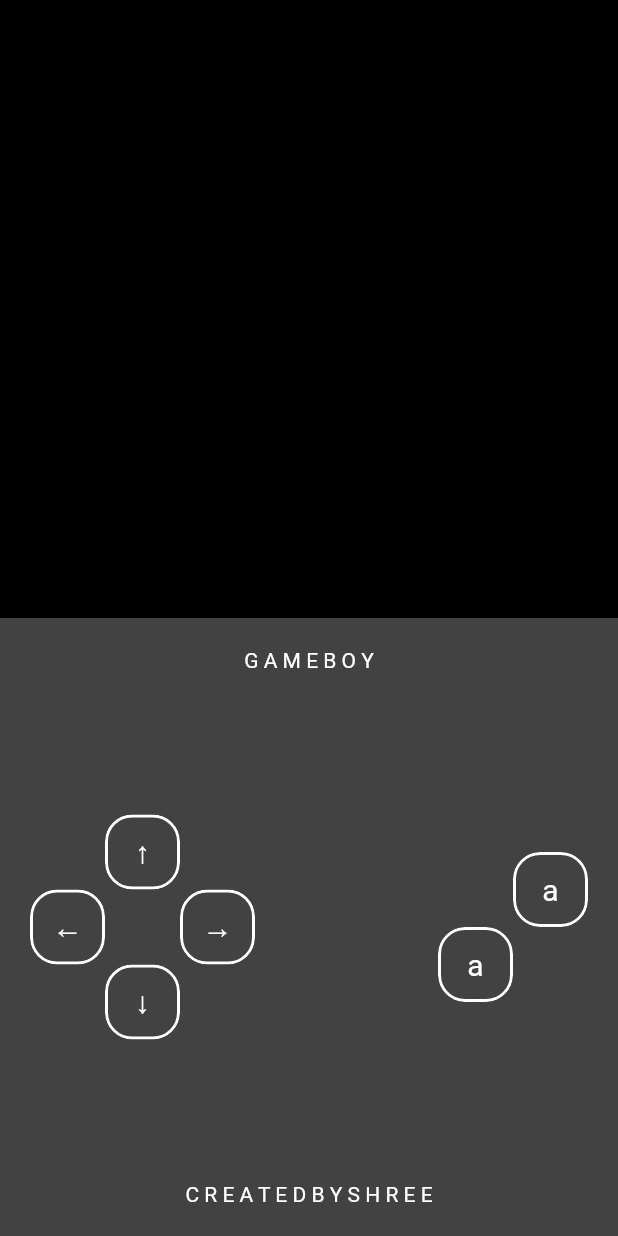
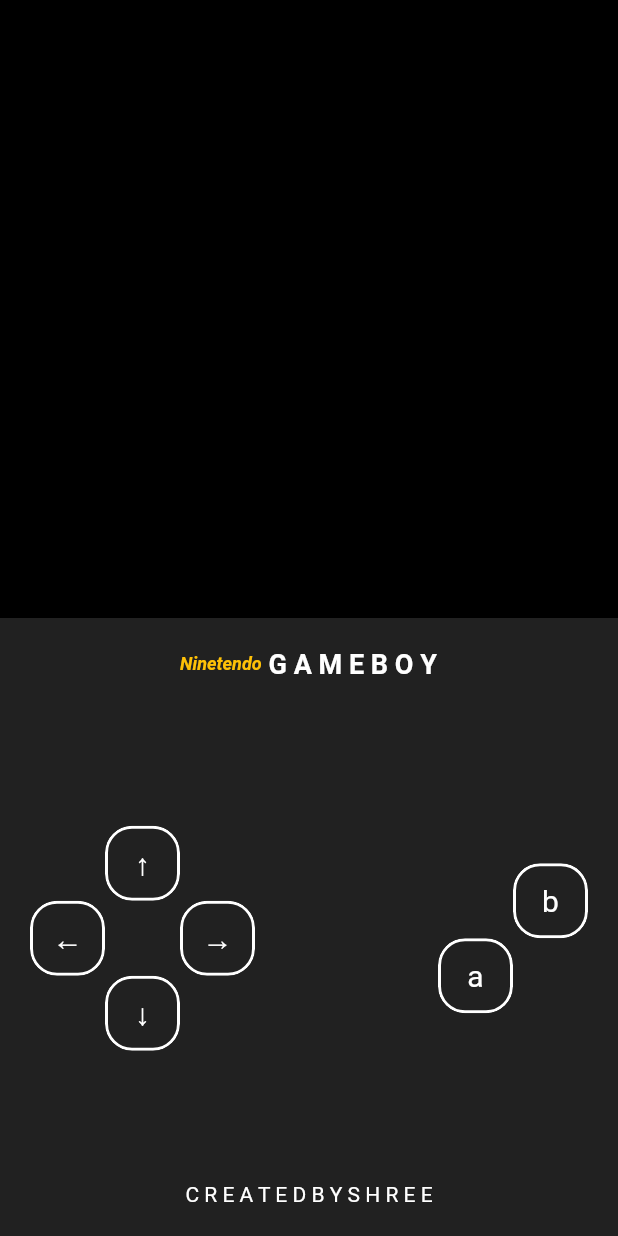
Before and after one commit to Shree-77/NinetendoGameBoyUI, a Flutter app: the screen it shows after launch, on a phone screen of 412 x 824 dp. Run offline on Flutter 3.47's test engine with Material 2 defaults, Android fonts, the phone set to English and light mode, and no system bars.

Commit message:
UI created need to get images

```diff
--- a/lib/main.dart
+++ b/lib/main.dart
@@ -23,6 +23,13 @@ class HomePage extends StatefulWidget {
 }
 
 class _HomePageState extends State<HomePage> {
+  void moveUp() {}
+  void moveDown() {}
+  void moveLeft() {}
+  void moveRight() {}
+  void pressedA() {}
+  void pressedB() {}
+
   @override
   Widget build(BuildContext context) {
     return Scaffold(
@@ -35,15 +42,33 @@ class _HomePageState extends State<HomePage> {
               )),
           Expanded(
               child: Container(
-            color: Colors.grey[800],
+            color: Colors.grey[900],
             child: Padding(
               padding: const EdgeInsets.all(20.0),
               child: Column(
                   mainAxisAlignment: MainAxisAlignment.spaceBetween,
                   children: [
-                    const Text(
-                      'G A M E B O Y',
-                      style: TextStyle(color: Colors.white),
+                    const Padding(
+                      padding: EdgeInsets.fromLTRB(100, 0, 20, 10),
+                      child: Row(
+                        children: [
+                          Text(
+                            'Ninetendo',
+                            style: TextStyle(
+                                color: Colors.amber,
+                                fontSize: 12,
+                                fontStyle: FontStyle.italic,
+                                fontWeight: FontWeight.bold),
+                          ),
+                          Text(
+                            ' G A M E B O Y',
+                            style: TextStyle(
+                                color: Colors.white,
+                                fontSize: 18,
+                                fontWeight: FontWeight.bold),
+                          ),
+                        ],
+                      ),
                     ),
                     Row(
                       mainAxisAlignment: MainAxisAlignment.spaceBetween,
@@ -58,7 +83,7 @@ class _HomePageState extends State<HomePage> {
                                 ),
                                 MyButton(
                                   text: '←',
-                                  function: () {},
+                                  function: moveLeft,
                                 ),
                                 Container(
                                   height: 50,
@@ -70,7 +95,7 @@ class _HomePageState extends State<HomePage> {
                               children: [
                                 MyButton(
                                   text: '↑',
-                                  function: () {},
+                                  function: moveUp,
                                 ),
                                 Container(
                                   height: 50,
@@ -78,7 +103,7 @@ class _HomePageState extends State<HomePage> {
                                 ),
                                 MyButton(
                                   text: '↓',
-                                  function: () {},
+                                  function: moveDown,
                                 ),
                               ],
                             ),
@@ -90,7 +115,7 @@ class _HomePageState extends State<HomePage> {
                                 ),
                                 MyButton(
                                   text: '→',
-                                  function: () {},
+                                  function: moveRight,
                                 ),
                                 Container(
                                   height: 50,
@@ -113,8 +138,8 @@ class _HomePageState extends State<HomePage> {
                                   ],
                                 ),
                                 MyButton(
-                                  text: 'a',
-                                  function: () {},
+                                  text: 'b',
+                                  function: pressedB,
                                 ),
                               ],
                             ),
@@ -126,7 +151,7 @@ class _HomePageState extends State<HomePage> {
                                       children: [
                                         MyButton(
                                           text: 'a',
-                                          function: () {},
+                                          function: pressedA,
                                         ),
                                       ],
                                     ),
```
